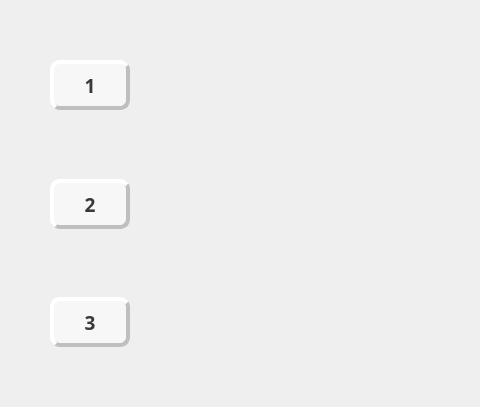
Old version of the form termstest.ui in the repository realeedd/techEng; both pictures show x 0 to 480 and y 199 to 606 of the 800 by 720 pixel window.
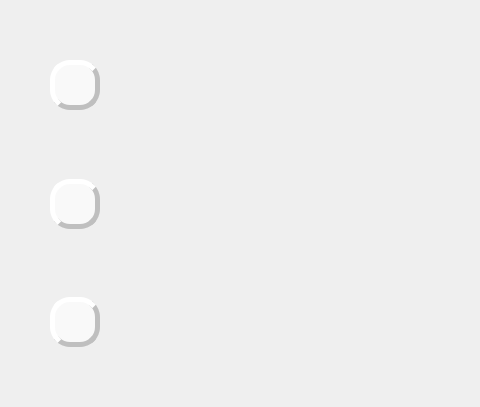
New version of the form.

Patch:
```diff
--- a/termstest.ui
+++ b/termstest.ui
@@ -166,13 +166,13 @@
               </property>
               <property name="minimumSize">
                <size>
-                <width>80</width>
+                <width>50</width>
                 <height>50</height>
                </size>
               </property>
               <property name="maximumSize">
                <size>
-                <width>80</width>
+                <width>50</width>
                 <height>50</height>
                </size>
               </property>
@@ -185,10 +185,10 @@
                </font>
               </property>
               <property name="styleSheet">
-               <string notr="true">QPushButton{background: rgba(255, 255, 255, 0.5);
-border-radius: 10px;
+               <string notr="true">QPushButton{background: rgba(255, 255, 255, 0.6);
+border-radius: 20px;
 border-style: outset;
- border-width: 4px;
+ border-width: 5px;
 border-color:rgb(191, 191, 191);
 color:rgb(57, 57, 57);}
 
@@ -198,7 +198,7 @@
 }</string>
               </property>
               <property name="text">
-               <string>1</string>
+               <string/>
               </property>
              </widget>
             </item>
@@ -237,13 +237,13 @@
               </property>
               <property name="minimumSize">
                <size>
-                <width>80</width>
+                <width>50</width>
                 <height>50</height>
                </size>
               </property>
               <property name="maximumSize">
                <size>
-                <width>80</width>
+                <width>50</width>
                 <height>50</height>
                </size>
               </property>
@@ -256,10 +256,10 @@
                </font>
               </property>
               <property name="styleSheet">
-               <string notr="true">QPushButton{background: rgba(255, 255, 255, 0.5);
-border-radius: 10px;
+               <string notr="true">QPushButton{background: rgba(255, 255, 255, 0.6);
+border-radius: 20px;
 border-style: outset;
- border-width: 4px;
+ border-width: 5px;
 border-color:rgb(191, 191, 191);
 color:rgb(57, 57, 57);}
 
@@ -269,7 +269,7 @@
 }</string>
               </property>
               <property name="text">
-               <string>2</string>
+               <string/>
               </property>
              </widget>
             </item>
@@ -308,13 +308,13 @@
               </property>
               <property name="minimumSize">
                <size>
-                <width>80</width>
+                <width>50</width>
                 <height>50</height>
                </size>
               </property>
               <property name="maximumSize">
                <size>
-                <width>80</width>
+                <width>50</width>
                 <height>50</height>
                </size>
               </property>
@@ -327,10 +327,10 @@
                </font>
               </property>
               <property name="styleSheet">
-               <string notr="true">QPushButton{background: rgba(255, 255, 255, 0.5);
-border-radius: 10px;
+               <string notr="true">QPushButton{background: rgba(255, 255, 255, 0.6);
+border-radius: 20px;
 border-style: outset;
- border-width: 4px;
+ border-width: 5px;
 border-color:rgb(191, 191, 191);
 color:rgb(57, 57, 57);}
 
@@ -340,7 +340,7 @@
 }</string>
               </property>
               <property name="text">
-               <string>3</string>
+               <string/>
               </property>
              </widget>
             </item>
```
Left out of the diff: 2 changed lines with no effect on the pictures.
